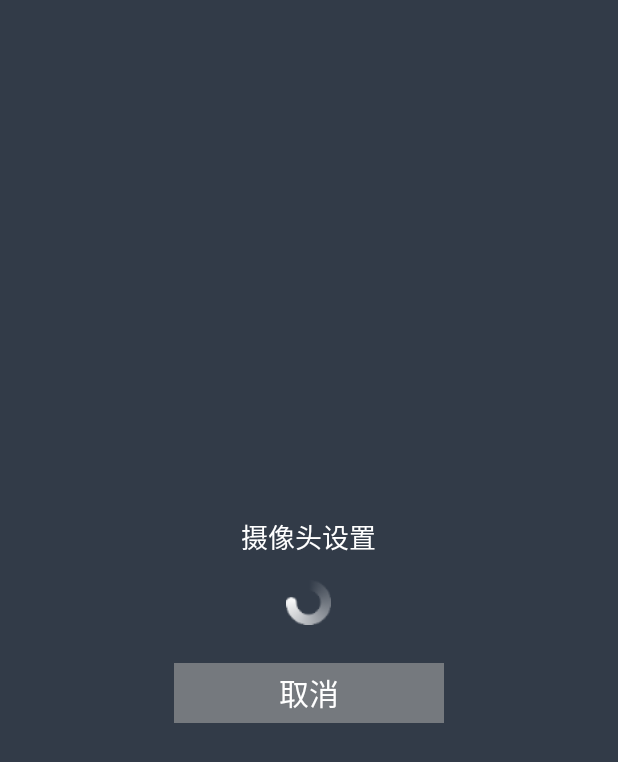
After one commit to chendeshan/SkyWorth, an Android app: the layout base_alert_dialog_login.xml on its own in the app's theme, with its tools: preview values and no code run, on a phone screen of 412 x 824 dp. The commit adds this screen. Shown: the top 762 px of the screen. Run offline under Robolectric (Android 15) with nearby library versions, the phone set to English and light mode, and no system bars.

Commit message:
增加进度弹窗。

```diff
--- /dev/null
+++ b/app/src/main/res/layout/base_alert_dialog_login.xml
@@ -0,0 +1,50 @@
+<?xml version="1.0" encoding="utf-8"?>
+<LinearLayout xmlns:android="http://schemas.android.com/apk/res/android"
+    android:layout_width="match_parent"
+    android:layout_height="match_parent"
+    android:background="@color/color_323B48"
+    android:gravity="center"
+    android:minWidth="180dp"
+    android:minHeight="60dp"
+    android:orientation="vertical"
+    android:padding="15dp">
+
+    <TextView
+        android:id="@+id/dialog_message"
+        android:layout_width="wrap_content"
+        android:layout_height="wrap_content"
+        android:layout_gravity="center"
+        android:layout_marginTop="52dp"
+        android:text="@string/app_name"
+        android:textColor="@color/color_FFFFFF"
+        android:textSize="18sp" />
+
+
+    <ImageView
+        android:id="@+id/dialog_image"
+        android:layout_width="30dp"
+        android:layout_height="30dp"
+        android:layout_gravity="center_horizontal"
+        android:layout_marginTop="15dp"
+        android:src="@mipmap/tv_dialog_loading" />
+
+
+    <TextView
+        android:id="@+id/dialog_cancle"
+        android:layout_width="180dp"
+        android:layout_height="40dp"
+        android:layout_gravity="center"
+        android:layout_marginStart="25dp"
+        android:layout_marginTop="25dp"
+        android:layout_marginEnd="25dp"
+        android:background="@drawable/dialog_btn_background"
+        android:gravity="center"
+        android:text="@string/cancel"
+        android:textColor="#ffffff"
+        android:textSize="20sp" />
+
+    <FrameLayout
+        android:layout_width="match_parent"
+        android:layout_height="50dp" />
+
+</LinearLayout>
--- a/app/src/main/res/values/strings.xml
+++ b/app/src/main/res/values/strings.xml
@@ -1,3 +1,5 @@
 <resources>
     <string name="app_name">摄像头设置</string>
+    <string name="ok">确定</string>
+    <string name="cancel">取消</string>
 </resources>
```
Also changed, not shown: app/src/main/java/com/example/test3/view/activity/UpgradeActivity.java (+13 -0 lines), app/src/main/java/com/example/test3/view/widget/ProgressDialog.java (added, +90 -0 lines).
